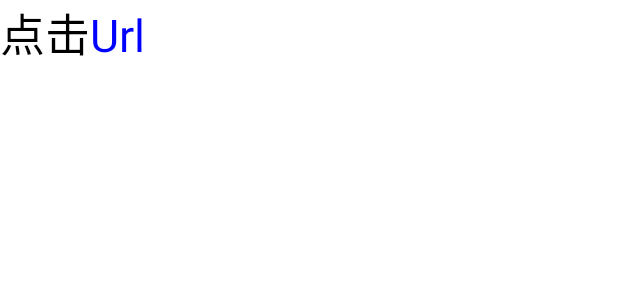
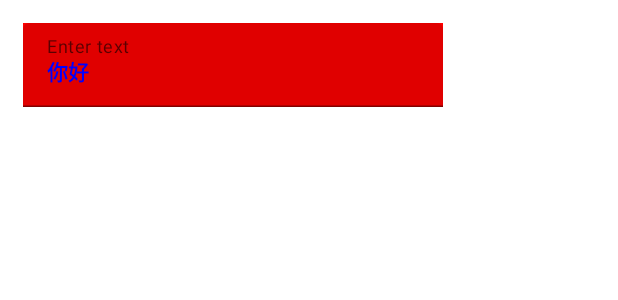
Before and after one commit to Licarey/compose, an Android app built with Jetpack Compose: the @Preview function DefaultPreview, on a phone screen of 412 x 824 dp. Shown: the top 300 px of the screen. Run offline under Robolectric (Android 15) with nearby library versions, the phone set to English and light mode, and no system bars.

Commit message:
textField的用法

```diff
--- a/app/src/main/java/com/carey/compose/MainActivity.kt
+++ b/app/src/main/java/com/carey/compose/MainActivity.kt
@@ -2,25 +2,34 @@ package com.carey.compose
 
 import android.os.Bundle
 import android.util.Log
+import android.widget.Toast
 import androidx.activity.ComponentActivity
 import androidx.activity.compose.setContent
+import androidx.compose.foundation.background
 import androidx.compose.foundation.isSystemInDarkTheme
-import androidx.compose.foundation.layout.Column
-import androidx.compose.foundation.layout.fillMaxSize
-import androidx.compose.foundation.layout.width
+import androidx.compose.foundation.layout.*
+import androidx.compose.foundation.text.BasicTextField
 import androidx.compose.foundation.text.ClickableText
+import androidx.compose.foundation.text.KeyboardActions
+import androidx.compose.foundation.text.KeyboardOptions
 import androidx.compose.foundation.text.selection.DisableSelection
 import androidx.compose.foundation.text.selection.SelectionContainer
 import androidx.compose.material.*
 import androidx.compose.runtime.Composable
+import androidx.compose.runtime.mutableStateOf
+import androidx.compose.runtime.remember
 import androidx.compose.ui.Modifier
 import androidx.compose.ui.graphics.Color
+import androidx.compose.ui.platform.LocalContext
 import androidx.compose.ui.res.stringResource
 import androidx.compose.ui.text.*
 import androidx.compose.ui.text.font.Font
 import androidx.compose.ui.text.font.FontFamily
 import androidx.compose.ui.text.font.FontStyle
 import androidx.compose.ui.text.font.FontWeight
+import androidx.compose.ui.text.input.ImeAction
+import androidx.compose.ui.text.input.KeyboardCapitalization
+import androidx.compose.ui.text.input.KeyboardType
 import androidx.compose.ui.text.style.TextAlign
 import androidx.compose.ui.text.style.TextDecoration
 import androidx.compose.ui.text.style.TextOverflow
@@ -178,24 +187,90 @@ fun Greeting() {
 //        }
 //    )
 
-    val annotatedText = buildAnnotatedString {
-        append("点击")
-        pushStringAnnotation(tag = "URL", annotation = "http://www.baidu.com")
-        withStyle(style = SpanStyle(color = Color.Blue)) {
-            append("Url")
+//    val annotatedText = buildAnnotatedString {
+//        append("点击")
+//        pushStringAnnotation(tag = "URL", annotation = "http://www.baidu.com")
+//        withStyle(style = SpanStyle(color = Color.Blue)) {
+//            append("Url")
+//        }
+//        pop() // 结束符
+//    }
+//
+//    ClickableText(
+//        text = annotatedText,
+//        style = TextStyle(fontSize = 30.sp),
+//        onClick = { offest ->
+//        annotatedText.getStringAnnotations(tag = "URL", start = offest, end = offest
+//        ).firstOrNull()?.let { annotation ->
+//            Log.v("LM", "click url " + annotation.item)
+//        }
+//    })
+
+    // TextField用法
+//    val text = remember {
+//        mutableStateOf("你好")
+//    }
+//    TextField(
+//        value = text.value,
+//        onValueChange = {text.value = it},
+//        label = { Text("标签") }
+//    )
+
+    // OutlinedTextField用法
+
+//    Column {
+//        val text = remember {
+//            mutableStateOf("你好")
+//        }
+//        OutlinedTextField(
+//            value = text.value,
+//            onValueChange = {text.value = it},
+//            modifier = Modifier
+//                .fillMaxWidth()
+//                .background(Color.Red)
+//                .padding(15.dp),
+//            label = { Text("标签") }
+//        )
+//    }
+
+
+    // BasicTextField用法
+//    Column {
+//        val text = remember {
+//            mutableStateOf("你好")
+//        }
+//        BasicTextField(
+//            value = text.value,
+//            onValueChange = {text.value = it}
+//        )
+//    }
+
+
+    // TextField其他属性用法
+    Column {
+        val context = LocalContext.current
+        val text = remember {
+            mutableStateOf("你好")
         }
-        pop() // 结束符
+        TextField(
+            value = text.value,
+            onValueChange = {text.value = it},
+            label = { Text("Enter text") },
+            keyboardOptions = KeyboardOptions(
+                capitalization = KeyboardCapitalization.Characters, // 全部字符大写
+                keyboardType = KeyboardType.Email, // 输入email
+                autoCorrect = true, // 自动纠正
+                imeAction = ImeAction.Search // IME动作设置为搜索
+            ),
+            keyboardActions = KeyboardActions(
+                onSearch = {
+                    Toast.makeText(context, "点击了Search", Toast.LENGTH_LONG).show()
+                }
+            ),
+            textStyle = TextStyle(color = Color.Blue, fontWeight = FontWeight.Bold),
+            modifier = Modifier.padding(15.dp).background(Color.Red)
+        )
     }
-
-    ClickableText(
-        text = annotatedText,
-        style = TextStyle(fontSize = 30.sp),
-        onClick = { offest ->
-        annotatedText.getStringAnnotations(tag = "URL", start = offest, end = offest
-        ).firstOrNull()?.let { annotation ->
-            Log.v("LM", "click url " + annotation.item)
-        }
-    })
 
 }
 
```
